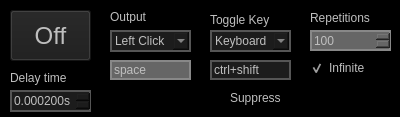
First picture: the form in gui.ui, repository KermitPurple/clicker, before the edit.
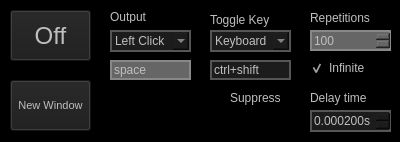
Second picture: the form after the edit.

Commit message: Create new window button

What changed in the file:
```diff
--- a/gui.ui
+++ b/gui.ui
@@ -10,7 +10,7 @@
     <x>0</x>
     <y>0</y>
     <width>400</width>
-    <height>117</height>
+    <height>142</height>
    </rect>
   </property>
   <property name="sizePolicy">
@@ -114,8 +114,8 @@
    <widget class="QLabel" name="label_3">
     <property name="geometry">
      <rect>
-      <x>10</x>
-      <y>70</y>
+      <x>310</x>
+      <y>90</y>
       <width>61</width>
       <height>16</height>
      </rect>
@@ -127,8 +127,8 @@
    <widget class="QDoubleSpinBox" name="DelayBox">
     <property name="geometry">
      <rect>
-      <x>10</x>
-      <y>90</y>
+      <x>310</x>
+      <y>110</y>
       <width>81</width>
       <height>22</height>
      </rect>
@@ -347,6 +347,27 @@
      <bool>false</bool>
     </property>
    </widget>
+   <widget class="QPushButton" name="new_window_button">
+    <property name="geometry">
+     <rect>
+      <x>10</x>
+      <y>80</y>
+      <width>81</width>
+      <height>51</height>
+     </rect>
+    </property>
+    <property name="font">
+     <font>
+      <pointsize>8</pointsize>
+     </font>
+    </property>
+    <property name="styleSheet">
+     <string notr="true">QPushButton{background:#1c1c1c;}QPushButton:hover{background:#333}</string>
+    </property>
+    <property name="text">
+     <string>New Window</string>
+    </property>
+   </widget>
    <zorder>ToggleButton</zorder>
    <zorder>PressText</zorder>
    <zorder>TriggerText</zorder>
```
Left out of the diff: 1 changed line with no effect on the pictures. The commit also changes 1 other file.
